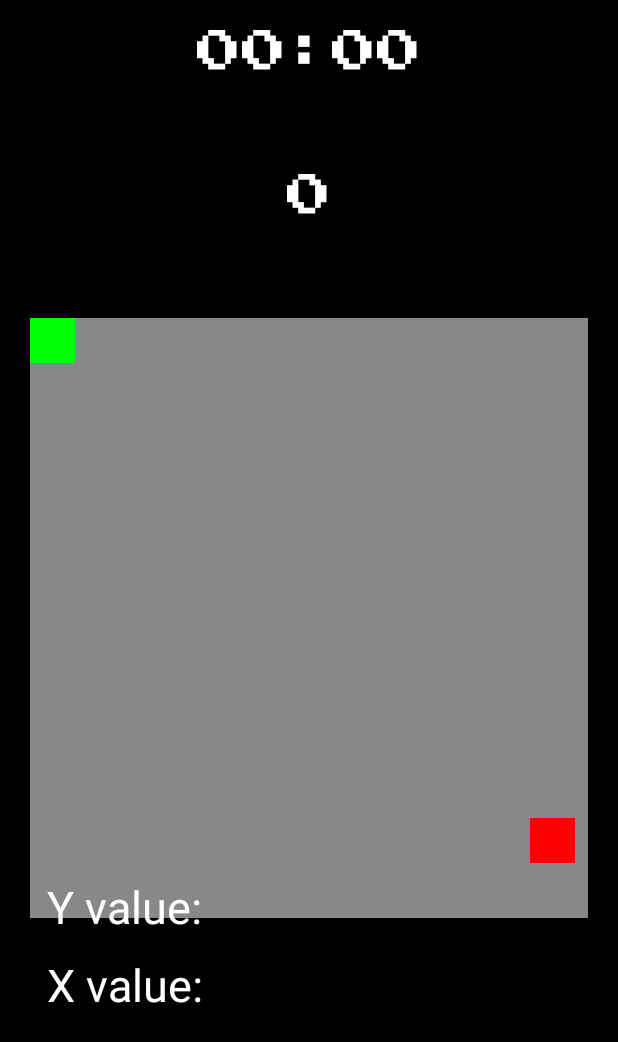
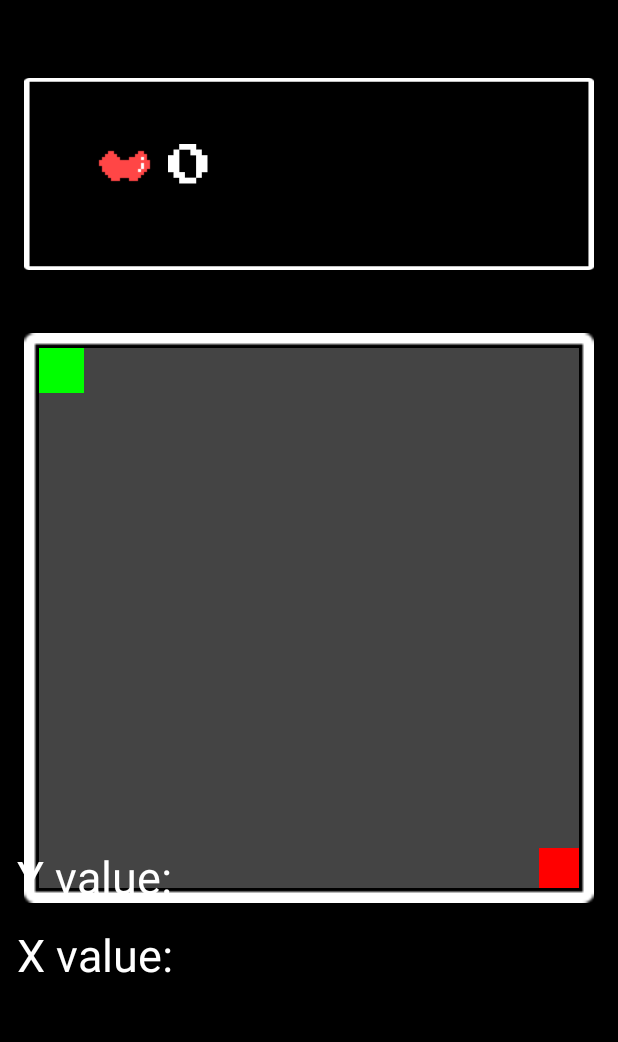
Before and after one commit to CSD3156-Team-6/Project-1, an Android app: the GameActivity screen opened directly, with no data from a screen before it, on a phone screen of 412 x 824 dp. Shown: the top 1042 px of the screen. Run offline under Robolectric (Android 15) with nearby library versions, the phone set to English and light mode, and no system bars.

Commit message:
Game UI Done

```diff
--- a/Project1/app/src/main/java/com/csd3156/project1/game/CanvasView.kt
+++ b/Project1/app/src/main/java/com/csd3156/project1/game/CanvasView.kt
@@ -19,7 +19,7 @@ class CanvasView @JvmOverloads constructor(context: Context, attrs: AttributeSet
 
         snake.color = Color.GREEN
         apple.color = Color.RED
-        floor.color = Color.GRAY
+        floor.color = Color.DKGRAY
 
         canvas?.drawRect(0f,0f,1050f,1050f,floor)
 
--- a/Project1/app/src/main/res/layout/activity_game.xml
+++ b/Project1/app/src/main/res/layout/activity_game.xml
@@ -5,38 +5,72 @@
     android:layout_width="match_parent"
     android:layout_height="match_parent"
     android:background="@color/BLACK"
-    android:padding="20dp"
     tools:context=".game.GameActivity">
+
+
+    <ImageView
+        android:id="@+id/idTopFrameImageView"
+        android:layout_width="380dp"
+        android:layout_height="128dp"
+        android:scaleType="fitXY"
+        app:layout_constraintBottom_toTopOf="@+id/gameCanvasID"
+        app:layout_constraintEnd_toEndOf="parent"
+        app:layout_constraintStart_toStartOf="parent"
+        app:layout_constraintTop_toTopOf="parent"
+        app:srcCompat="@drawable/ui_frame_white_rect"
+        android:contentDescription="@string/top_frame_ui"/>
+
+    <ImageView
+        android:id="@+id/idAppleImageView"
+        android:layout_width="60dp"
+        android:layout_height="60dp"
+        android:layout_marginStart="36dp"
+        app:layout_constraintBottom_toBottomOf="@+id/idTopFrameImageView"
+        app:layout_constraintStart_toStartOf="@+id/idTopFrameImageView"
+        app:layout_constraintTop_toTopOf="@+id/idTopFrameImageView"
+        app:layout_constraintVertical_bias="0.485"
+        app:srcCompat="@drawable/apple"
+        android:contentDescription="@string/apple_ui"/>
 
     <TextView
         android:id="@+id/idTimeTextView"
         android:layout_width="wrap_content"
         android:layout_height="wrap_content"
-        android:text="00:00"
+        android:layout_marginEnd="40dp"
         android:fontFamily="@font/pressstart2p"
         android:textColor="#FFFFFF"
         android:textSize="30dp"
-        app:layout_constraintEnd_toEndOf="parent"
-        app:layout_constraintStart_toStartOf="parent"
-        app:layout_constraintTop_toTopOf="parent" />
+        app:layout_constraintBottom_toBottomOf="@+id/idTopFrameImageView"
+        app:layout_constraintEnd_toEndOf="@+id/idTopFrameImageView"
+        app:layout_constraintTop_toTopOf="@+id/idTopFrameImageView"
+        app:layout_constraintVertical_bias="0.448" />
 
     <TextView
         android:id="@+id/idScoreTextView"
         android:layout_width="wrap_content"
-        android:layout_height="wrap_content"
+        android:layout_height="40dp"
         android:fontFamily="@font/pressstart2p"
-        android:text="0"
         android:textColor="#FFFFFF"
         android:textSize="30dp"
-        app:layout_constraintBottom_toTopOf="@+id/gameCanvasID"
+        app:layout_constraintBottom_toBottomOf="@+id/idTopFrameImageView"
+        app:layout_constraintStart_toEndOf="@+id/idAppleImageView"
+        app:layout_constraintTop_toTopOf="@+id/idTopFrameImageView" />
+
+    <ImageView
+        android:id="@+id/idGameFrameImageView"
+        android:layout_width="380dp"
+        android:layout_height="380dp"
+        app:layout_constraintBottom_toBottomOf="parent"
         app:layout_constraintEnd_toEndOf="parent"
         app:layout_constraintStart_toStartOf="parent"
-        app:layout_constraintTop_toBottomOf="@+id/idTimeTextView" />
+        app:layout_constraintTop_toTopOf="parent"
+        app:srcCompat="@drawable/ui_frame_white_square"
+        android:contentDescription="@string/game_frame_ui"/>
 
     <com.csd3156.project1.game.CanvasView
         android:id="@+id/gameCanvasID"
-        android:layout_width="match_parent"
-        android:layout_height="400dp"
+        android:layout_width="360dp"
+        android:layout_height="360dp"
         app:layout_constraintBottom_toBottomOf="parent"
         app:layout_constraintEnd_toEndOf="parent"
         app:layout_constraintStart_toStartOf="parent"
@@ -67,4 +101,5 @@
         app:layout_constraintStart_toStartOf="parent"
         app:layout_constraintTop_toTopOf="parent" />
 
+
 </androidx.constraintlayout.widget.ConstraintLayout>
--- a/Project1/app/src/main/res/values/strings.xml
+++ b/Project1/app/src/main/res/values/strings.xml
@@ -16,5 +16,8 @@
     <string name="game_name">GAME</string>
     <string name="play_button">PLAY</string>
     <string name="score_button">SCORE</string>
+    <string name="top_frame_ui">Top Frame UI</string>
+    <string name="apple_ui">Apple UI</string>
+    <string name="game_frame_ui">Game Frame UI</string>
 
 </resources>
```
Also changed, not shown: Project1/app/src/main/res/drawable/apple.png (added), Project1/app/src/main/res/drawable/ui_frame_white_rect.png (added), Project1/app/src/main/res/drawable/ui_frame_white_square.png (added).
